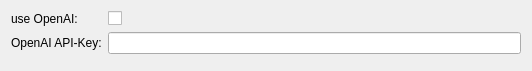
Before: the Qt Designer form src/bsdd_gui/module/ai_helper/qt/Settings.ui in c-mellueh/bSDD-Toolkit, drawn with Qt 5.
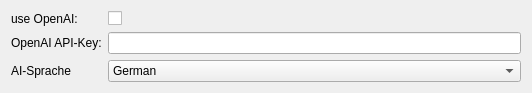
After: the same form once the commit is applied.

The edit to the form file:
```diff
--- a/src/bsdd_gui/module/ai_helper/qt/Settings.ui
+++ b/src/bsdd_gui/module/ai_helper/qt/Settings.ui
@@ -7,7 +7,7 @@
     <x>0</x>
     <y>0</y>
     <width>532</width>
-    <height>71</height>
+    <height>92</height>
    </rect>
   </property>
   <property name="windowTitle">
@@ -38,6 +38,27 @@
    <item row="1" column="1">
     <widget class="QLineEdit" name="lineEdit"/>
    </item>
+   <item row="2" column="0">
+    <widget class="QLabel" name="label_3">
+     <property name="text">
+      <string>AI-Sprache</string>
+     </property>
+    </widget>
+   </item>
+   <item row="2" column="1">
+    <widget class="QComboBox" name="cb_language">
+     <item>
+      <property name="text">
+       <string>German</string>
+      </property>
+     </item>
+     <item>
+      <property name="text">
+       <string>English</string>
+      </property>
+     </item>
+    </widget>
+   </item>
   </layout>
  </widget>
  <resources/>
```
